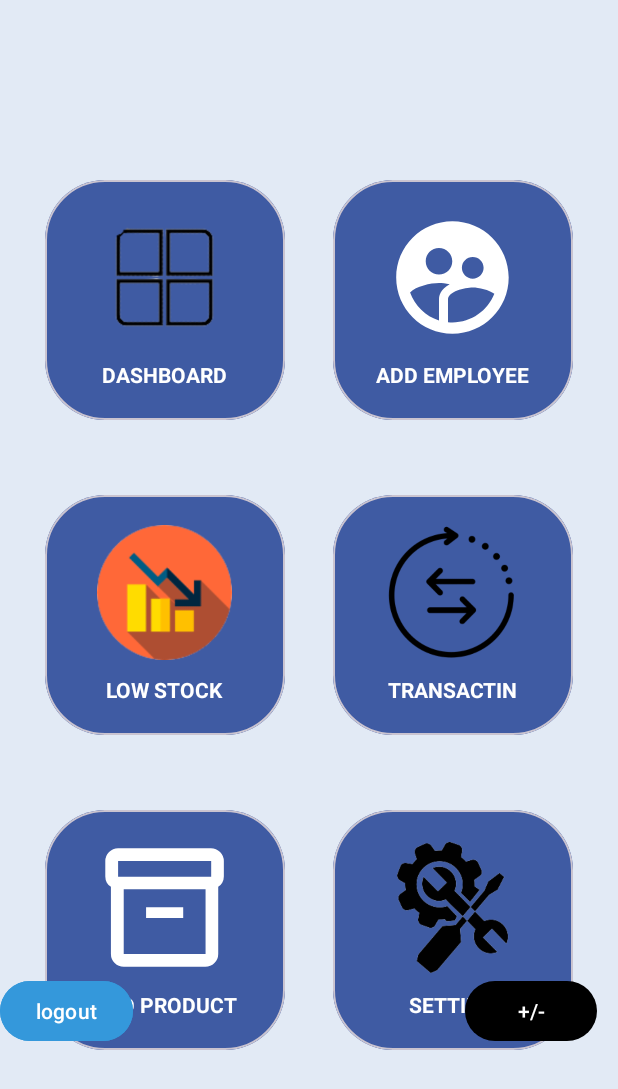
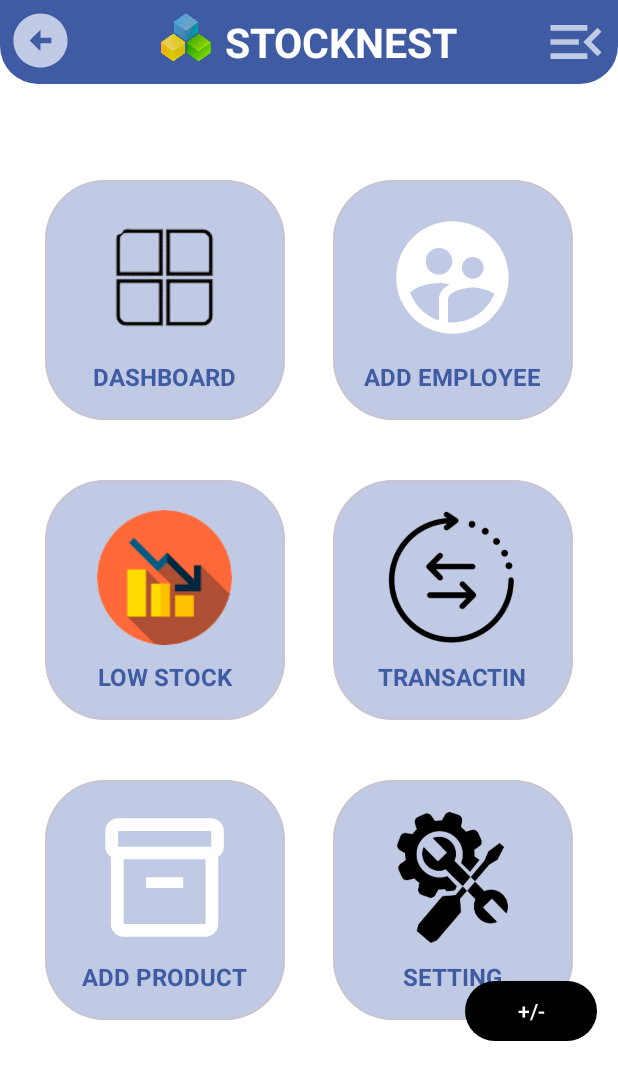
Before and after one commit to akstDonda/inventory-management, an Android app: the Home screen opened directly, with no data from a screen before it, on a phone screen of 412 x 824 dp. Shown: the top 1089 px of the screen. Run offline under Robolectric (Android 15) with nearby library versions, the light colour scheme and no system bars; our stand-ins replace Firebase (no records; nobody signed in at launch, a user with empty details on screens opened directly).

Commit message:
activity_admin_home.xml : toolbar.xml added .. with menu button and back to login button..

```diff
--- a/app/src/main/AndroidManifest.xml
+++ b/app/src/main/AndroidManifest.xml
@@ -13,11 +13,13 @@
         android:theme="@style/Theme.InventoryManagement"
         tools:targetApi="31">
         <activity
+            android:name=".menu"
+            android:exported="false" />
+        <activity
             android:name=".admin.AddProductsDetaileAdd"
             android:exported="false"
             android:parentActivityName=".admin.AddProducts"
-            android:theme="@style/Base.Theme.InventoryManagement_Tital"
-            />
+            android:theme="@style/Base.Theme.InventoryManagement_Tital" />
         <activity
             android:name=".admin.AddProducts"
             android:exported="false" />
--- a/app/src/main/java/com/miniproject/inventorymanagement/admin/Home.java
+++ b/app/src/main/java/com/miniproject/inventorymanagement/admin/Home.java
@@ -9,28 +9,32 @@ import android.os.Bundle;
 import android.view.View;
 import android.view.Window;
 import android.widget.Button;
+import android.widget.ImageView;
 
 import com.google.firebase.auth.FirebaseAuth;
 import com.miniproject.inventorymanagement.common.LoginActivity;
 import com.miniproject.inventorymanagement.R;
+import com.miniproject.inventorymanagement.menu;
 
 
 public class Home extends AppCompatActivity {
-    Button btn,addremove,add,remove;
+    Button addremove,add,remove;
     CardView cardAddProducts;
+
+    ImageView hmenu,hback;
 
     @SuppressLint("MissingInflatedId")
     @Override
     protected void onCreate(Bundle savedInstanceState) {
         super.onCreate(savedInstanceState);
         setContentView(R.layout.activity_admin_home);
-        requestWindowFeature(Window.FEATURE_ACTION_BAR);
 
-        btn=findViewById(R.id.btn_admin_logOut);
         addremove=findViewById(R.id.btn_add_remove);
         add=findViewById(R.id.btn_add);
         remove=findViewById(R.id.btn_remove);
         cardAddProducts=findViewById(R.id.card_addproduct);
+        hmenu=findViewById(R.id.homemenu);
+        hback=findViewById(R.id.homeback);
 
 
 
@@ -61,13 +65,22 @@ public class Home extends AppCompatActivity {
             }
         });
 
-        //logout btn
-        btn.setOnClickListener(new View.OnClickListener() {
+
+        //menu open
+        hmenu.setOnClickListener(new View.OnClickListener() {
             @Override
             public void onClick(View view) {
-                FirebaseAuth.getInstance().signOut();
-                startActivity(new Intent(Home.this, LoginActivity.class));
-                finish();
+                Intent intent=new Intent(Home.this, menu.class);
+                startActivity(intent);
+            }
+        });
+
+        //back to login
+        hback.setOnClickListener(new View.OnClickListener() {
+            @Override
+            public void onClick(View view) {
+                Intent intent=new Intent(Home.this, LoginActivity.class);
+                startActivity(intent);
             }
         });
     }
--- /dev/null
+++ b/app/src/main/res/drawable/baseline_aboutus_24.xml
@@ -0,0 +1,5 @@
+<vector android:height="24dp" android:tint="#3F5A9E"
+    android:viewportHeight="24" android:viewportWidth="24"
+    android:width="24dp" xmlns:android="http://schemas.android.com/apk/res/android">
+    <path android:fillColor="@android:color/white" android:pathData="M12,2C6.48,2 2,6.48 2,12s4.48,10 10,10 10,-4.48 10,-10S17.52,2 12,2zM13,17h-2v-6h2v6zM13,9h-2L11,7h2v2z"/>
+</vector>
--- /dev/null
+++ b/app/src/main/res/drawable/baseline_arrow_circle_left_24_white.xml
@@ -0,0 +1,5 @@
+<vector android:height="43dp" android:tint="@color/lightpri2"
+    android:viewportHeight="24" android:viewportWidth="24"
+    android:width="43dp" xmlns:android="http://schemas.android.com/apk/res/android">
+    <path android:fillColor="@android:color/white" android:pathData="M2,12c0,5.52 4.48,10 10,10s10,-4.48 10,-10c0,-5.52 -4.48,-10 -10,-10C6.48,2 2,6.48 2,12zM12,11l4,0v2l-4,0l0,3l-4,-4l4,-4L12,11z"/>
+</vector>
--- /dev/null
+++ b/app/src/main/res/drawable/baseline_menu_open_24.xml
@@ -0,0 +1,5 @@
+<vector android:autoMirrored="true" android:height="45dp"
+    android:tint="@color/lightpri2" android:viewportHeight="24"
+    android:viewportWidth="24" android:width="45dp" xmlns:android="http://schemas.android.com/apk/res/android">
+    <path android:fillColor="@android:color/white" android:pathData="M3,18h13v-2L3,16v2zM3,13h10v-2L3,11v2zM3,6v2h13L16,6L3,6zM21,15.59L17.42,12 21,8.41 19.59,7l-5,5 5,5L21,15.59z"/>
+</vector>
--- /dev/null
+++ b/app/src/main/res/drawable/baseline_tc_24.xml
@@ -0,0 +1,5 @@
+<vector android:autoMirrored="true" android:height="24dp"
+    android:tint="#3F5A9E" android:viewportHeight="24"
+    android:viewportWidth="24" android:width="24dp" xmlns:android="http://schemas.android.com/apk/res/android">
+    <path android:fillColor="@android:color/white" android:pathData="M19,3h-4.18C14.4,1.84 13.3,1 12,1c-1.3,0 -2.4,0.84 -2.82,2L5,3c-1.1,0 -2,0.9 -2,2v14c0,1.1 0.9,2 2,2h14c1.1,0 2,-0.9 2,-2L21,5c0,-1.1 -0.9,-2 -2,-2zM12,3c0.55,0 1,0.45 1,1s-0.45,1 -1,1 -1,-0.45 -1,-1 0.45,-1 1,-1zM14,17L7,17v-2h7v2zM17,13L7,13v-2h10v2zM17,9L7,9L7,7h10v2z"/>
+</vector>
--- /dev/null
+++ b/app/src/main/res/drawable/round_cornertoolbar.xml
@@ -0,0 +1,5 @@
+<?xml version="1.0" encoding="utf-8"?>
+<shape xmlns:android="http://schemas.android.com/apk/res/android">
+    <corners  android:bottomLeftRadius="25dp" android:bottomRightRadius="25dp"/>
+    <solid android:color="@color/pri2"></solid>
+</shape>
--- a/app/src/main/res/layout/activity_admin_home.xml
+++ b/app/src/main/res/layout/activity_admin_home.xml
@@ -4,8 +4,11 @@
     xmlns:tools="http://schemas.android.com/tools"
     android:layout_width="match_parent"
     android:layout_height="match_parent"
-    android:background="@drawable/homeback1"
+    android:background="@color/white"
     tools:context=".admin.Home">
+
+    <include layout="@layout/toolbar"/>
+
 
 
     <FrameLayout
@@ -24,7 +27,7 @@
                 android:layout_width="match_parent"
                 android:layout_height="match_parent"
                 android:orientation="vertical"
-                android:background="@color/pri2"
+                android:background="@color/lightpri2"
                 tools:ignore="ExtraText,UseCompoundDrawables">
 
                 <ImageView
@@ -38,7 +41,7 @@
                     style="@style/txtcardview"
                     android:layout_marginBottom="10dp"
                     android:text="DASHBOARD"
-                    tools:ignore="HardcodedText,TextSizeCheck" />
+                    tools:ignore="HardcodedText,TextSizeCheck,TextContrastCheck" />
 
             </LinearLayout>
 
@@ -55,15 +58,15 @@
                 android:layout_width="match_parent"
                 android:layout_height="match_parent"
                 android:orientation="vertical"
-                android:background="@color/pri2"
+                android:background="@color/lightpri2"
                 tools:ignore="ExtraText,UseCompoundDrawables">
 
                 <ImageView
                     android:id="@+id/img_cardview_adduser"
                     style="@style/imgcardview"
+                    android:contentDescription="TODO"
                     android:src="@drawable/baseline_supervised_user_circle_24"
-                    android:contentDescription="TODO"
-                    tools:ignore="ContentDescription,HardcodedText" />
+                    tools:ignore="ContentDescription,HardcodedText,ImageContrastCheck" />
 
                 <TextView
                     style="@style/txtcardview"
@@ -78,7 +81,6 @@
     <FrameLayout
         android:layout_width="match_parent"
         android:layout_height="wrap_content"
-        android:layout_marginTop="10dp"
         android:id="@+id/layout2"
         android:layout_below="@+id/layout1"
         android:layout_marginLeft="10dp"
@@ -92,7 +94,7 @@
                 android:layout_width="match_parent"
                 android:layout_height="match_parent"
                 android:orientation="vertical"
-                android:background="@color/pri2"
+                android:background="@color/lightpri2"
                 tools:ignore="ExtraText,UseCompoundDrawables">
 
                 <ImageView
@@ -106,7 +108,7 @@
                     style="@style/txtcardview"
                     android:layout_marginBottom="10dp"
                     android:text="LOW STOCK"
-                    tools:ignore="HardcodedText,TextSizeCheck" />
+                    tools:ignore="HardcodedText,TextSizeCheck,TextContrastCheck" />
 
             </LinearLayout>
 
@@ -123,7 +125,7 @@
                 android:layout_width="match_parent"
                 android:layout_height="match_parent"
                 android:orientation="vertical"
-                android:background="@color/pri2"
+                android:background="@color/lightpri2"
                 tools:ignore="ExtraText,UseCompoundDrawables">
 
                 <ImageView
@@ -136,7 +138,7 @@
                 <TextView
                     style="@style/txtcardview"
                     android:text="TRANSACTIN"
-                    tools:ignore="HardcodedText,TextSizeCheck" />
+                    tools:ignore="HardcodedText,TextSizeCheck,TextContrastCheck" />
 
             </LinearLayout>
 
@@ -146,7 +148,6 @@
     <FrameLayout
         android:layout_width="match_parent"
         android:layout_height="wrap_content"
-        android:layout_marginTop="10dp"
         android:id="@+id/layout3"
         android:layout_below="@+id/layout2"
         android:layout_marginLeft="10dp"
@@ -160,21 +161,21 @@
                 android:layout_width="match_parent"
                 android:layout_height="match_parent"
                 android:orientation="vertical"
-                android:background="@color/pri2"
+                android:background="@color/lightpri2"
                 tools:ignore="ExtraText,UseCompoundDrawables">
 
                 <ImageView
                     android:id="@+id/img_cardview_addproducts"
                     style="@style/imgcardview"
+                    android:contentDescription="TODO"
                     android:src="@drawable/products"
-                    android:contentDescription="TODO"
-                    tools:ignore="ContentDescription,HardcodedText" />
+                    tools:ignore="ContentDescription,HardcodedText,ImageContrastCheck" />
 
                 <TextView
                     style="@style/txtcardview"
                     android:layout_marginBottom="10dp"
                     android:text="ADD PRODUCT"
-                    tools:ignore="HardcodedText,TextSizeCheck" />
+                    tools:ignore="HardcodedText,TextSizeCheck,TextContrastCheck,TextContrastCheck" />
 
             </LinearLayout>
 
@@ -191,7 +192,7 @@
                 android:layout_width="match_parent"
                 android:layout_height="match_parent"
                 android:orientation="vertical"
-                android:background="@color/pri2"
+                android:background="@color/lightpri2"
                 tools:ignore="ExtraText,UseCompoundDrawables">
 
                 <ImageView
@@ -212,17 +213,6 @@
 
     </FrameLayout>
 
-
-
-
-    <Button
-        android:id="@+id/btn_admin_logOut"
-        android:layout_width="wrap_content"
-        android:layout_height="wrap_content"
-        android:layout_marginTop="650dp"
-        android:backgroundTint="@color/primary_light"
-        android:text="logout"
-        tools:ignore="HardcodedText,TextContrastCheck" />
 
 
 
--- a/app/src/main/res/layout/activity_login.xml
+++ b/app/src/main/res/layout/activity_login.xml
@@ -6,6 +6,7 @@
     xmlns:app="http://schemas.android.com/apk/res-auto"
     android:background="@drawable/loginback"
     tools:context=".common.LoginActivity">
+
     <ImageButton
         android:id="@+id/login_back_btn"
         android:layout_width="wrap_content"
--- /dev/null
+++ b/app/src/main/res/layout/toolbar.xml
@@ -0,0 +1,66 @@
+<?xml version="1.0" encoding="utf-8"?>
+<RelativeLayout xmlns:android="http://schemas.android.com/apk/res/android"
+    xmlns:tools="http://schemas.android.com/tools"
+    android:layout_width="match_parent"
+    android:layout_height="wrap_content"
+    android:background="@drawable/round_cornertoolbar"
+    android:visibility="visible">
+
+     <RelativeLayout
+         android:layout_width="match_parent"
+         android:layout_height="wrap_content"
+         tools:ignore="UselessParent">
+
+         <ImageView
+             android:id="@+id/homeback"
+             android:layout_width="wrap_content"
+             android:layout_height="wrap_content"
+             android:layout_marginStart="5dp"
+             android:layout_marginTop="5dp"
+             android:layout_marginEnd="5dp"
+             android:layout_marginBottom="5dp"
+             android:clickable="true"
+             android:src="@drawable/baseline_arrow_circle_left_24_white"
+             tools:ignore="ContentDescription,SpeakableTextPresentCheck,TouchTargetSizeCheck,ImageContrastCheck" />
+
+
+         <ImageView
+             android:layout_width="80dp"
+             android:layout_height="50dp"
+             android:layout_marginLeft="31dp"
+             android:layout_toEndOf="@+id/homeback"
+             android:src="@drawable/splashlogo"
+             android:layout_marginTop="5dp"
+             tools:ignore="ContentDescription,RtlHardcoded" />
+
+         <TextView
+             android:id="@+id/hometit"
+             android:layout_width="wrap_content"
+             android:layout_height="wrap_content"
+             android:layout_centerVertical="true"
+             android:layout_marginLeft="150dp"
+             android:text="STOCKNEST"
+             android:textColor="@color/white"
+             android:textSize="27dp"
+             android:textStyle="bold"
+             tools:ignore="HardcodedText,RtlHardcoded,SpUsage,TextSizeCheck" />
+
+
+         <ImageView
+             android:id="@+id/homemenu"
+             android:layout_width="wrap_content"
+             android:layout_height="wrap_content"
+             android:layout_alignParentEnd="true"
+             android:layout_marginStart="5dp"
+             android:layout_marginTop="5dp"
+             android:layout_marginEnd="5dp"
+             android:layout_marginBottom="5dp"
+             android:clickable="true"
+             android:contentDescription="TODO"
+             android:src="@drawable/baseline_menu_open_24"
+             tools:ignore="ContentDescription,HardcodedText,SpeakableTextPresentCheck,TouchTargetSizeCheck,ImageContrastCheck" />
+
+
+     </RelativeLayout>
+
+</RelativeLayout>
--- a/app/src/main/res/values/colors.xml
+++ b/app/src/main/res/values/colors.xml
@@ -22,5 +22,6 @@
     <color name="pri2">#3F5BA3</color>
     <color name="sec">#549143</color>
     <color name="third">#000000</color>
-    <color name="lightpri2">#DBE3F7</color>
+    <color name="lightpri2">#C0CAE4</color>
+    <color name="menu">#6F82B5</color>
 </resources>
--- a/app/src/main/res/values/styles.xml
+++ b/app/src/main/res/values/styles.xml
@@ -1,7 +1,7 @@
 <?xml version="1.0" encoding="utf-8"?>
 
 <resources xmlns:tools="http://schemas.android.com/tools">
-    <style name="AppTheme" parent="Theme.AppCompat.Light.DarkActionBar">
+    <style name="AppTheme" parent="Theme.AppCompat.Light.NoActionBar">
         <item name="android:fontFamily">@font/font_family_open_sans</item>
     </style>
 
@@ -24,8 +24,6 @@
         <item name="android:textSize">15dp</item>
         <item name="android:textColorHint">@color/black</item>
         <item name="android:drawablePadding">10dp</item>
-        <item name="android:backgroundTintMode">src_over</item>
-        <item name="android:backgroundTint">#22000000</item>
     </style>
 
     <style name="formBackground">
@@ -86,8 +84,8 @@
     <style name="txtcardview">
         <item name="android:layout_width">wrap_content</item>
         <item name="android:layout_height">wrap_content</item>
-        <item name="android:textColor">@color/pri1</item>
-        <item name="android:textSize">14dp</item>
+        <item name="android:textColor">@color/pri2</item>
+        <item name="android:textSize">16dp</item>
         <item name="android:textStyle">bold</item>
         <item name="android:layout_marginLeft">20dp</item>
         <item name="android:layout_marginRight">20dp</item>
```
Also changed, not shown: app/src/main/java/com/miniproject/inventorymanagement/menu.java (added, +37 -0 lines), app/src/main/res/layout/activity_menu.xml (added, +102 -0 lines), app/src/main/res/drawable/homeback1.jpg (deleted).
